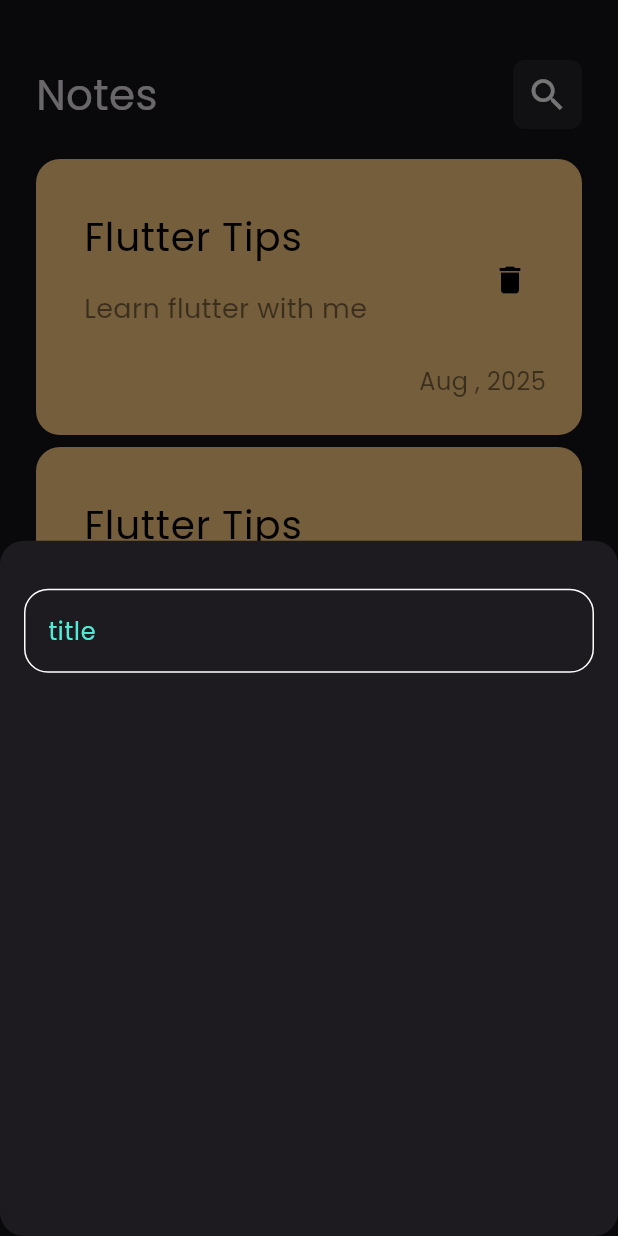
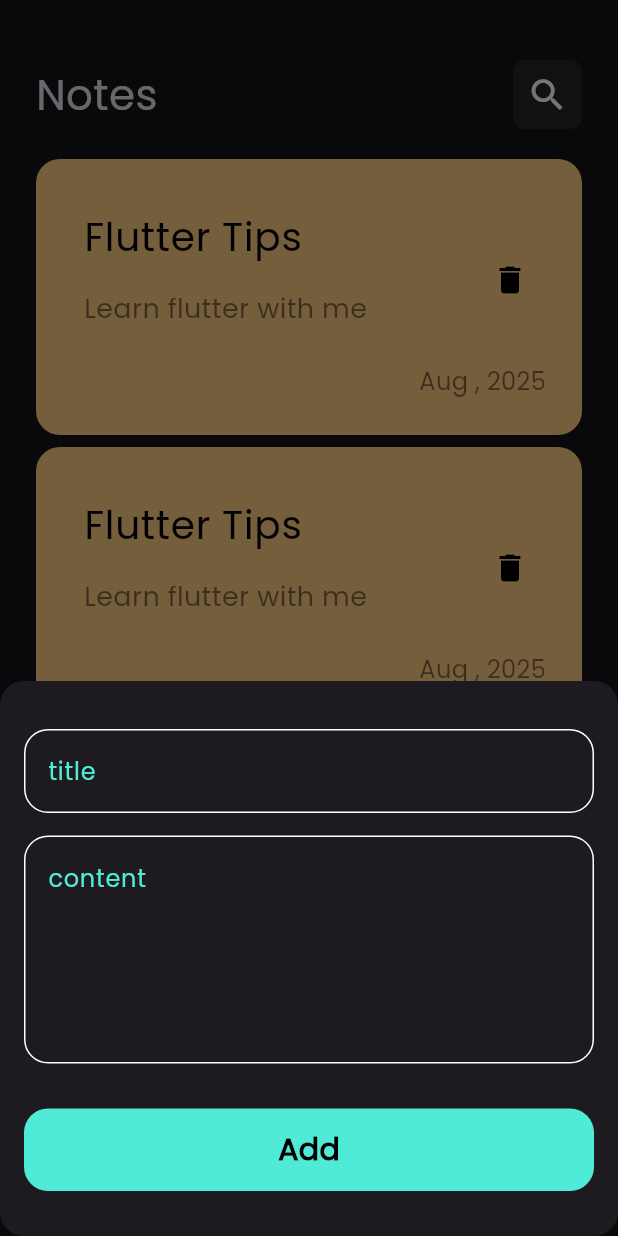
Before and after one commit to mohamedwdm/notes-app, a Flutter app: the screen it shows after launch, after a tap on the "add" icon, on a phone screen of 412 x 824 dp. Run offline on Flutter 3.47's test engine with Material 3 defaults, Android fonts, the phone set to English and light mode, and no system bars.

Commit message:
add custom button

```diff
--- a/lib/widgets/add_note_bottom_sheet.dart
+++ b/lib/widgets/add_note_bottom_sheet.dart
@@ -1,5 +1,6 @@
 import 'package:flutter/material.dart';
 import 'package:notes_app/widgets/custm_textfield.dart';
+import 'package:notes_app/widgets/custom_button.dart';
 
 class AddNoteBottomSheet extends StatelessWidget {
   const AddNoteBottomSheet({super.key});
@@ -9,12 +10,20 @@ class AddNoteBottomSheet extends StatelessWidget {
   Widget build(BuildContext context) {
     return Padding(
       padding: const EdgeInsets.symmetric(horizontal: 16.0),
-      child: Column(
-        children: [
-          SizedBox(height: 32),
+      child: SingleChildScrollView(
+        child: Column(
+          children: [
+            SizedBox(height: 32),
 
-          CustmTextField(),
-        ],
+            CustmTextField(hintText: 'title'),
+            SizedBox(height: 15),
+            CustmTextField(hintText: 'content', maxLine: 5),
+            SizedBox(height: 30,),
+            CustomButton(),
+            SizedBox(height: 30,),
+
+          ],
+        ),
       ),
     );
   }
--- a/lib/widgets/custm_textfield.dart
+++ b/lib/widgets/custm_textfield.dart
@@ -1,30 +1,32 @@
-
 import 'package:flutter/material.dart';
 import 'package:notes_app/constants.dart';
 
 class CustmTextField extends StatelessWidget {
-  const CustmTextField({
-    super.key,
-  });
+  const CustmTextField({super.key, required this.hintText,  this.maxLine = 1});
+
+  final String hintText;
+  final int maxLine;
 
   @override
   Widget build(BuildContext context) {
     return TextField(
+      maxLines: maxLine,
       cursorColor: kPrimaryColor,
       decoration: InputDecoration(
-        hintText: 'title',
+        hintText: hintText,
+
         hintStyle: TextStyle(color: kPrimaryColor),
         border: buildBorder(),
         enabledBorder: buildBorder(),
-        focusedBorder: buildBorder(kPrimaryColor)
+        focusedBorder: buildBorder(kPrimaryColor),
       ),
     );
   }
 
-  OutlineInputBorder buildBorder( [color]) {
+  OutlineInputBorder buildBorder([color]) {
     return OutlineInputBorder(
-        borderRadius: BorderRadius.circular(16),
-        borderSide: BorderSide(color:color ?? Colors.white),
-      );
+      borderRadius: BorderRadius.circular(16),
+      borderSide: BorderSide(color: color ?? Colors.white),
+    );
   }
 }
--- /dev/null
+++ b/lib/widgets/custom_button.dart
@@ -0,0 +1,28 @@
+import 'package:flutter/material.dart';
+import 'package:notes_app/constants.dart';
+
+class CustomButton extends StatelessWidget {
+  const CustomButton({super.key});
+
+  @override
+  Widget build(BuildContext context) {
+    return Container(
+      width: MediaQuery.of(context).size.width,
+      height: 55,
+      decoration: BoxDecoration(
+        color: kPrimaryColor,
+        borderRadius: BorderRadius.circular(16),
+      ),
+      child: Center(
+        child: Text(
+          'Add',
+          style: TextStyle(
+            color: Colors.black,
+            fontSize: 20,
+            fontWeight: FontWeight.bold,
+          ),
+        ),
+      ),
+    );
+  }
+}
```
